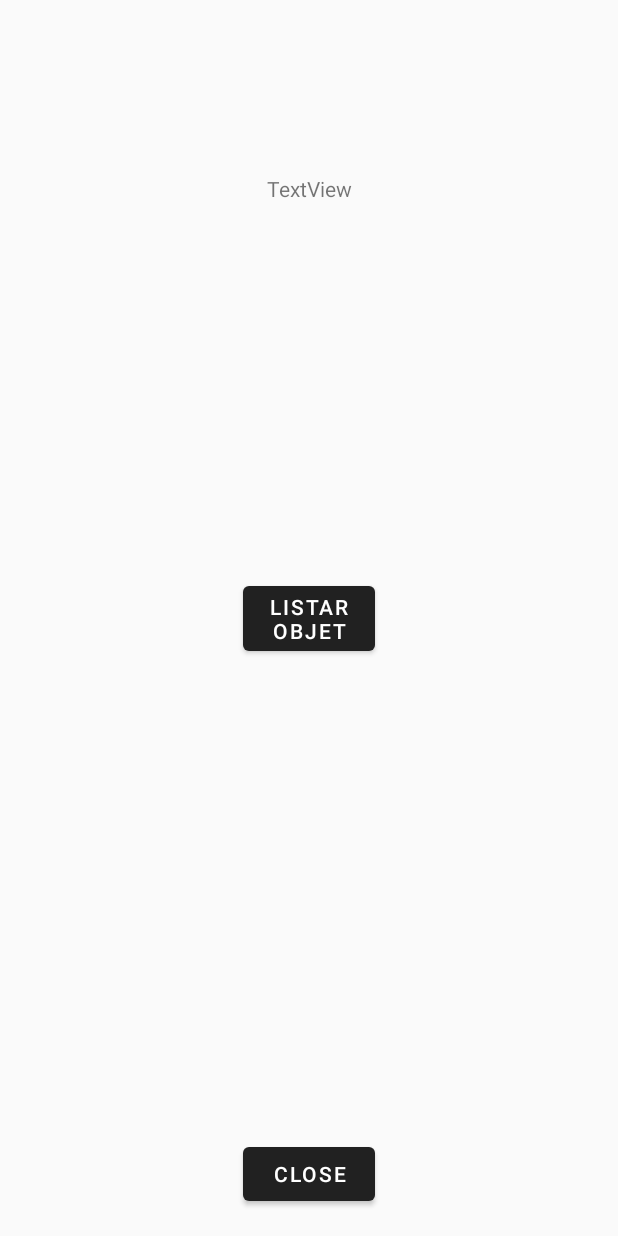
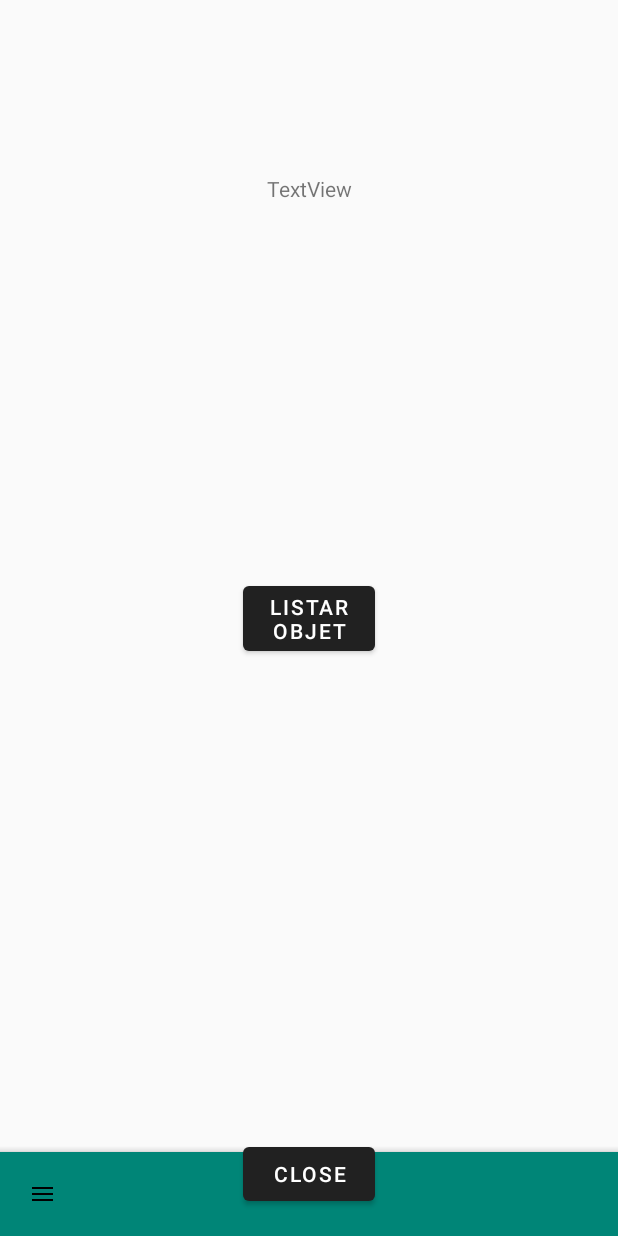
Before and after one commit to williamsimiao/hsmAssistantAndroid, an Android app: the layout activity_second.xml on its own in the app's theme, with its tools: preview values and no code run, on a phone screen of 412 x 824 dp. Run offline under Robolectric (Android 15) with nearby library versions, the phone set to English and light mode, and no system bars.

Commit message:
almost showing bottomBar

```diff
--- a/app/src/main/res/layout/activity_second.xml
+++ b/app/src/main/res/layout/activity_second.xml
@@ -37,4 +37,28 @@
             android:layout_marginEnd="16dp" android:layout_marginTop="116dp" app:layout_constraintTop_toTopOf="parent"
             android:textAlignment="center"/>
 
+    <androidx.coordinatorlayout.widget.CoordinatorLayout
+            xmlns:android="http://schemas.android.com/apk/res/android"
+            xmlns:app="http://schemas.android.com/apk/res-auto"
+            android:layout_width="match_parent"
+            android:layout_height="match_parent">
+
+
+        <!-- Bottom bar -->
+        <com.google.android.material.bottomappbar.BottomAppBar
+                android:id="@+id/bottomAppBar"
+                style="@style/Widget.MaterialComponents.BottomAppBar"
+                android:layout_width="match_parent"
+                android:layout_height="wrap_content"
+                android:layout_gravity="bottom"
+                app:backgroundTint="@color/colorPrimary"
+                app:fabAlignmentMode="center"
+                app:fabCradleMargin="10dp"
+                app:fabCradleRoundedCornerRadius="10dp"
+                app:fabCradleVerticalOffset="5dp"
+                app:hideOnScroll="true"
+                app:navigationIcon="@drawable/ic_menu" />
+
+    </androidx.coordinatorlayout.widget.CoordinatorLayout>
+
 </androidx.constraintlayout.widget.ConstraintLayout>
--- a/app/src/main/res/menu/bottomappbar_menu.xml
+++ b/app/src/main/res/menu/bottomappbar_menu.xml
@@ -6,14 +6,12 @@
     <item
             android:id="@+id/app_bar_fav"
             android:icon="@drawable/ic_menu"
-            android:title="teste1"
-            app:showAsAction="ifRoom"/>
+            android:title="teste1"/>
 
     <item
             android:id="@+id/app_bar_search"
             android:icon="@drawable/ic_menu"
-            android:title="teste2"
-            app:showAsAction="ifRoom"/>
+            android:title="teste2"/>
     <item
             android:id="@+id/app_bar_settings"
             android:title="teste3"
```
Also changed, not shown: app/src/main/java/com/example/hsmassistantandroid/activities/ui/MainActivity.kt (+4 -5 lines), app/src/main/java/com/example/hsmassistantandroid/activities/ui/PainelFragment.kt (+10 -9 lines), app/src/main/java/com/example/hsmassistantandroid/activities/ui/SecondActivity.kt (+31 -0 lines), app/src/main/res/layout/fragment_painel.xml (+0 -16 lines).
